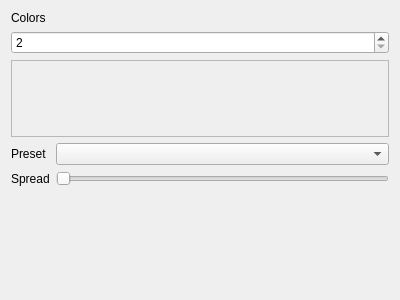
Old version of the form Effects/CustomGradientWave/CustomGradientWave.ui in the repository DLdota/OpenRGBEffectsPlugin.
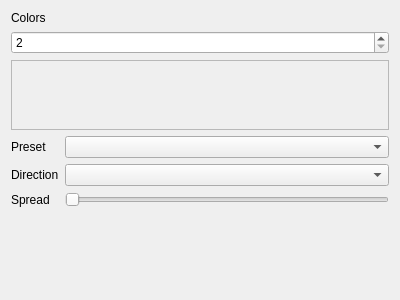
New version of the form. Custom widgets are drawn as their Qt base class.

Commit message: Added directions to CustomGradientWave

The edit to the form file:
```diff
--- a/Effects/CustomGradientWave/CustomGradientWave.ui
+++ b/Effects/CustomGradientWave/CustomGradientWave.ui
@@ -14,6 +14,51 @@
    <string>Form</string>
   </property>
   <layout class="QGridLayout" name="gridLayout">
+   <item row="1" column="0" colspan="2">
+    <widget class="QSpinBox" name="colors_count_spinBox">
+     <property name="minimum">
+      <number>2</number>
+     </property>
+     <property name="maximum">
+      <number>100</number>
+     </property>
+    </widget>
+   </item>
+   <item row="3" column="0">
+    <widget class="QLabel" name="presetlabel">
+     <property name="text">
+      <string>Preset</string>
+     </property>
+    </widget>
+   </item>
+   <item row="6" column="0" colspan="2">
+    <widget class="QLabel" name="gradient">
+     <property name="sizePolicy">
+      <sizepolicy hsizetype="Expanding" vsizetype="Fixed">
+       <horstretch>0</horstretch>
+       <verstretch>0</verstretch>
+      </sizepolicy>
+     </property>
+     <property name="minimumSize">
+      <size>
+       <width>0</width>
+       <height>20</height>
+      </size>
+     </property>
+     <property name="maximumSize">
+      <size>
+       <width>16777215</width>
+       <height>20</height>
+      </size>
+     </property>
+     <property name="text">
+      <string/>
+     </property>
+     <property name="scaledContents">
+      <bool>true</bool>
+     </property>
+    </widget>
+   </item>
    <item row="2" column="0" colspan="2">
     <widget class="QScrollArea" name="scrollArea">
      <property name="widgetResizable">
@@ -25,13 +70,13 @@
         <x>0</x>
         <y>0</y>
         <width>380</width>
-        <height>69</height>
+        <height>68</height>
        </rect>
       </property>
      </widget>
     </widget>
    </item>
-   <item row="6" column="0" colspan="2">
+   <item row="7" column="0" colspan="2">
     <spacer name="verticalSpacer">
      <property name="orientation">
       <enum>Qt::Vertical</enum>
@@ -47,23 +92,6 @@
    <item row="3" column="1">
     <widget class="QComboBox" name="preset"/>
    </item>
-   <item row="1" column="0" colspan="2">
-    <widget class="QSpinBox" name="colors_count_spinBox">
-     <property name="minimum">
-      <number>2</number>
-     </property>
-     <property name="maximum">
-      <number>100</number>
-     </property>
-    </widget>
-   </item>
-   <item row="3" column="0">
-    <widget class="QLabel" name="label_2">
-     <property name="text">
-      <string>Preset</string>
-     </property>
-    </widget>
-   </item>
    <item row="0" column="0" colspan="2">
     <widget class="QLabel" name="label">
      <property name="text">
@@ -71,35 +99,14 @@
      </property>
     </widget>
    </item>
-   <item row="5" column="0" colspan="2">
-    <widget class="QLabel" name="gradient">
-     <property name="sizePolicy">
-      <sizepolicy hsizetype="Expanding" vsizetype="Fixed">
-       <horstretch>0</horstretch>
-       <verstretch>0</verstretch>
-      </sizepolicy>
-     </property>
-     <property name="minimumSize">
-      <size>
-       <width>0</width>
-       <height>20</height>
-      </size>
-     </property>
-     <property name="maximumSize">
-      <size>
-       <width>16777215</width>
-       <height>20</height>
-      </size>
-     </property>
+   <item row="5" column="0">
+    <widget class="QLabel" name="label_3">
      <property name="text">
-      <string/>
-     </property>
-     <property name="scaledContents">
-      <bool>true</bool>
+      <string>Spread</string>
      </property>
     </widget>
    </item>
-   <item row="4" column="1">
+   <item row="5" column="1">
     <widget class="QTooltipedSlider" name="spread">
      <property name="orientation">
       <enum>Qt::Horizontal</enum>
@@ -107,12 +114,15 @@
     </widget>
    </item>
    <item row="4" column="0">
-    <widget class="QLabel" name="label_3">
+    <widget class="QLabel" name="directionLabel">
      <property name="text">
-      <string>Spread</string>
+      <string>Direction</string>
      </property>
     </widget>
    </item>
+   <item row="4" column="1">
+    <widget class="QComboBox" name="direction"/>
+   </item>
   </layout>
  </widget>
  <customwidgets>
```
The commit also changes 2 other files.
